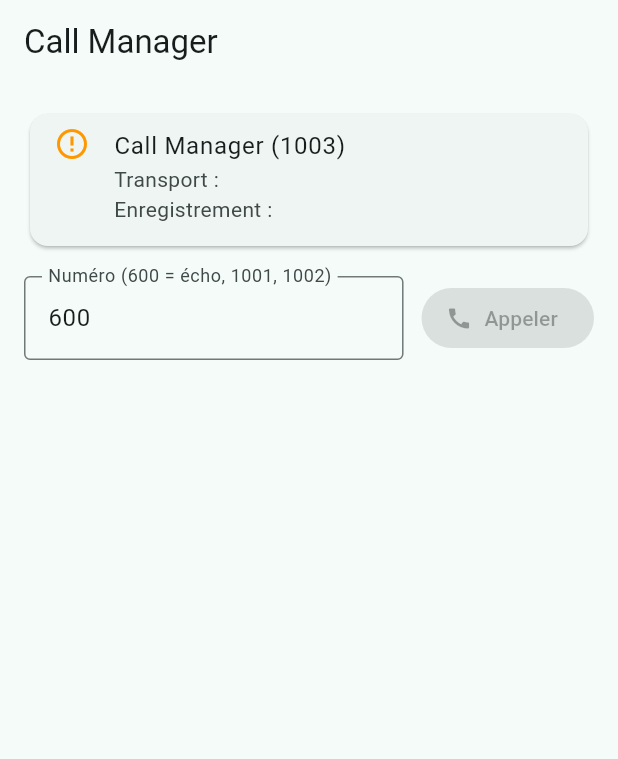
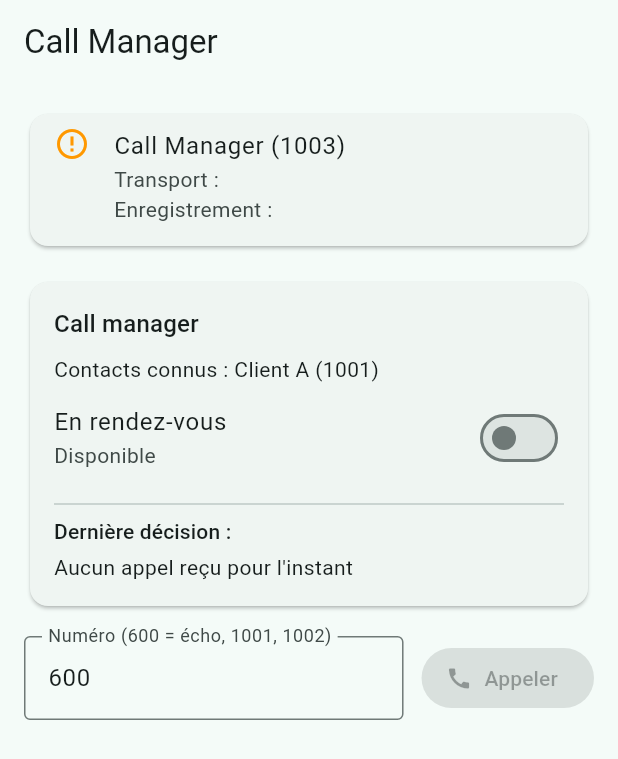
Before and after one commit to mbenzakri001/Call_Manager_Application, a Flutter app: the screen it shows after launch, on a phone screen of 412 x 824 dp. Shown: the top 759 px of the screen. Run offline on Flutter 3.47's test engine with Material 3 defaults, Android fonts, the phone set to English and light mode, and no system bars; missing offline and left inert: flutter_webrtc, sip_ua.

Commit message:
Carte Call manager : contacts, interrupteur En rendez-vous, dernière décision

```diff
--- a/call_manager_app/lib/main.dart
+++ b/call_manager_app/lib/main.dart
@@ -3,6 +3,7 @@ import 'package:sip_ua/sip_ua.dart';
 
 import 'config/sip_config.dart';
 import 'sip/sip_service.dart';
+import 'ui/call_manager_card.dart';
 
 void main() {
   runApp(const CallManagerApp());
@@ -61,6 +62,8 @@ class _HomePageState extends State<HomePage> {
           padding: const EdgeInsets.all(16),
           children: [
             _StatusCard(sip: _sip),
+            const SizedBox(height: 16),
+            CallManagerCard(sip: _sip),
             const SizedBox(height: 16),
             if (_sip.currentCall == null)
               _DialPanel(sip: _sip, target: _target)
--- /dev/null
+++ b/call_manager_app/lib/ui/call_manager_card.dart
@@ -0,0 +1,57 @@
+import 'package:flutter/material.dart';
+
+import '../core/call_decision.dart';
+import '../sip/sip_service.dart';
+
+/// Carte de démo du call manager : contacts connus, interrupteur
+/// "En rendez-vous" (calendrier de démo) et dernière décision du moteur.
+class CallManagerCard extends StatelessWidget {
+  const CallManagerCard({super.key, required this.sip});
+
+  final SipService sip;
+
+  @override
+  Widget build(BuildContext context) {
+    final rdv = sip.calendar.appointment;
+    final inMeeting = rdv != null && rdv.end.isAfter(DateTime.now());
+    final contacts = sip.contacts.byNumber.entries
+        .map((e) => '${e.value} (${e.key})')
+        .join(', ');
+
+    return Card(
+      child: Padding(
+        padding: const EdgeInsets.all(16),
+        child: Column(
+          crossAxisAlignment: CrossAxisAlignment.start,
+          children: [
+            Text('Call manager',
+                style: Theme.of(context).textTheme.titleMedium),
+            const SizedBox(height: 8),
+            Text('Contacts connus : $contacts'),
+            SwitchListTile(
+              contentPadding: EdgeInsets.zero,
+              title: const Text('En rendez-vous'),
+              subtitle: Text(inMeeting
+                  ? "Occupé jusqu'à ${formatHour(rdv!.end)}"
+                  : 'Disponible'),
+              value: inMeeting,
+              onChanged: (on) {
+                if (on) {
+                  sip.calendar.startMeeting(const Duration(minutes: 30));
+                } else {
+                  sip.calendar.clearMeeting();
+                }
+                sip.refresh(); // redessine l'écran
+              },
+            ),
+            const Divider(),
+            Text('Dernière décision :',
+                style: Theme.of(context).textTheme.labelLarge),
+            const SizedBox(height: 4),
+            Text(sip.lastDecision ?? "Aucun appel reçu pour l'instant"),
+          ],
+        ),
+      ),
+    );
+  }
+}
```
